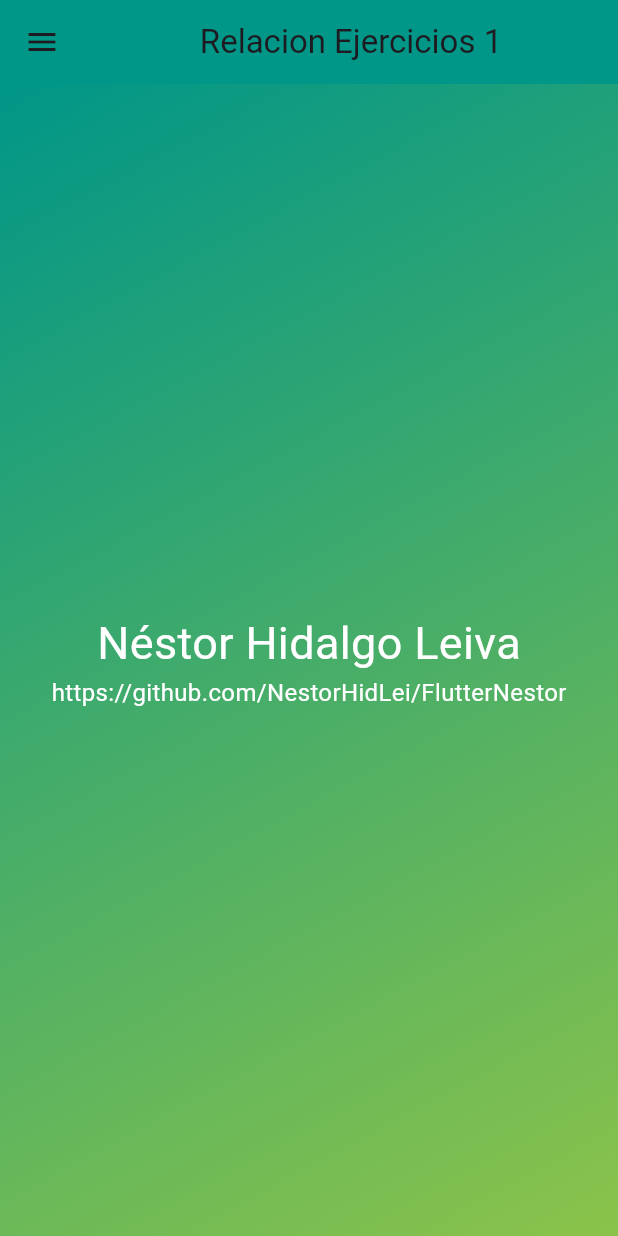
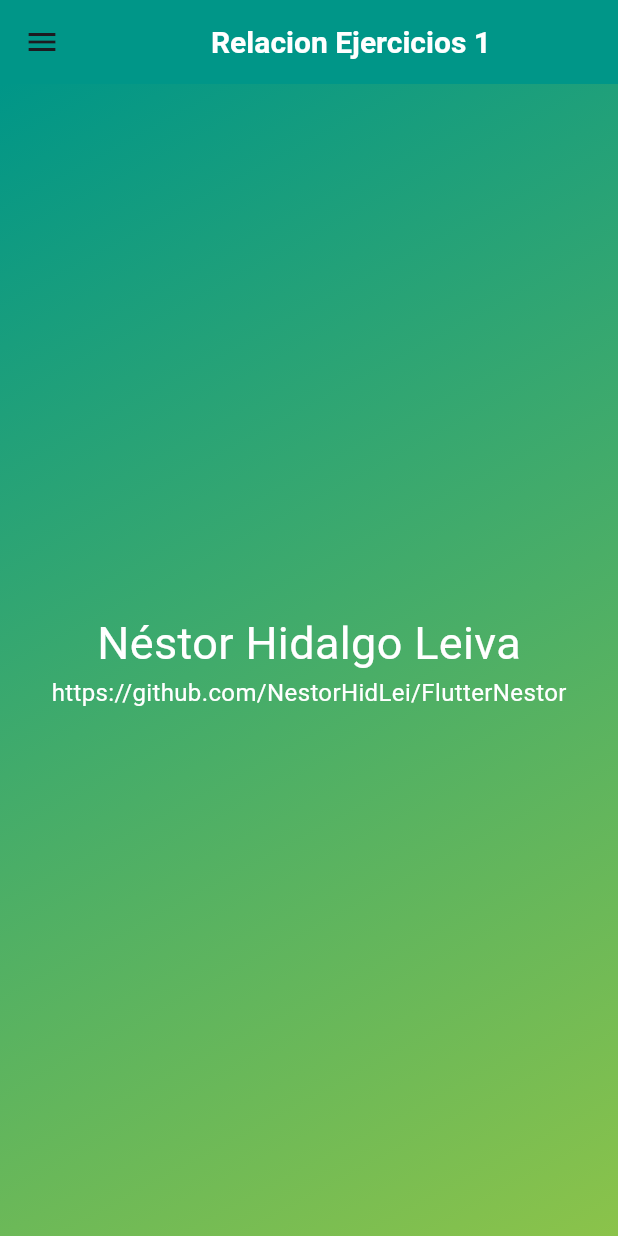
Before and after one commit to NestorHidLei/FlutterNestor, a Flutter app: the screen it shows after launch, in the side drawer, after a tap on "Enlace 1", on a phone screen of 412 x 824 dp. Run offline on Flutter 3.47's test engine with Material 3 defaults, Android fonts, the phone set to English and light mode, and no system bars; our stand-ins replace google_fonts; network calls fail; Roboto replaces fonts that are missing (Sigmar).

Commit message:
21/11/2024

```diff
--- a/Primera Relacion/lib/Screens/ContadorApp.dart
+++ b/Primera Relacion/lib/Screens/ContadorApp.dart
@@ -1,25 +1,21 @@
 import 'package:flutter/material.dart';
 import 'package:flutter_application_2/Screens/MenuLateral.dart';
-
-void main() {
-  runApp(const ContadorApp());
-}
 
 class ContadorApp extends StatelessWidget {
   const ContadorApp({super.key});
 
   @override
   Widget build(BuildContext context) {
-    return MaterialApp(
-      debugShowCheckedModeBanner: false,
-      title: 'Contador de Clicks',
-      theme: ThemeData(
-        primarySwatch: Colors.blue,
+    return Scaffold(
+      appBar: AppBar(
+        title: const Text('Contador de Clicks'),
       ),
-      home: const ContadorPage(),
+      drawer: const MenuLateral(),
+      body: const ContadorPage(), // Página del contador
     );
   }
 }
+
 
 class ContadorPage extends StatefulWidget {
   const ContadorPage({super.key});
--- a/Primera Relacion/lib/Screens/Enlace1.dart
+++ b/Primera Relacion/lib/Screens/Enlace1.dart
@@ -7,8 +7,7 @@ class Enlace1 extends StatelessWidget {
 
   @override
   Widget build(BuildContext context) {
-    return MaterialApp(
-      home: Scaffold(
+    return Scaffold(
         appBar: AppBar(
           backgroundColor: Colors.teal,
           title: const Center(child: Text("Relacion Ejercicios 1")),
@@ -47,7 +46,6 @@ class Enlace1 extends StatelessWidget {
             ),
           ),
         ),
-      ),
-    );
+      );
   }
 }
--- a/Primera Relacion/lib/Screens/Enlace2.dart
+++ b/Primera Relacion/lib/Screens/Enlace2.dart
@@ -6,8 +6,7 @@ class Enlace2 extends StatelessWidget {
 
   @override
   Widget build(BuildContext context) {
-    return MaterialApp(
-    home: Scaffold(
+    return Scaffold(
       appBar: AppBar(
           backgroundColor: Colors.teal,
           title: const Center(child: Text("Relacion Ejercicios 1")),
@@ -52,7 +51,6 @@ class Enlace2 extends StatelessWidget {
           ),
         ),
       ),
-    )
     );
   }
 }
--- a/Primera Relacion/lib/Screens/Enlace3.dart
+++ b/Primera Relacion/lib/Screens/Enlace3.dart
@@ -6,11 +6,10 @@ class Enlace3 extends StatelessWidget {
 
   @override
   Widget build(BuildContext context) {
-    return MaterialApp(
-    home: Scaffold(
+    return Scaffold(
       appBar: AppBar(
           backgroundColor: Colors.teal,
-          title: Center(child: Text("Relacion Ejercicios 1")),
+          title: const Center(child: Text("Relacion Ejercicios 1")),
         ),
       drawer: const MenuLateral(),
       body: Container(
@@ -52,7 +51,6 @@ class Enlace3 extends StatelessWidget {
           ),
         ),
       ),
-    ),
     );
   }
 }
--- a/Primera Relacion/lib/Screens/Enlace4.dart
+++ b/Primera Relacion/lib/Screens/Enlace4.dart
@@ -6,8 +6,7 @@ class Enlace4 extends StatelessWidget {
 
   @override
   Widget build(BuildContext context) {
-    return MaterialApp(
-    home: Scaffold(
+     return Scaffold(
       appBar: AppBar(
           backgroundColor: Colors.teal,
           title: const Center(child: Text("Relacion Ejercicios 1")),
@@ -66,7 +65,6 @@ class Enlace4 extends StatelessWidget {
           ),
         ),
       ),
-    )
     );
   }
 }
--- a/Primera Relacion/lib/Screens/Enlace5.dart
+++ b/Primera Relacion/lib/Screens/Enlace5.dart
@@ -6,8 +6,7 @@ class Enlace5 extends StatelessWidget {
 
   @override
   Widget build(BuildContext context) {
-    return MaterialApp(
-      home: Scaffold(
+     return Scaffold(
         appBar: AppBar(
           backgroundColor: Colors.teal,
           title: const Center(child: Text("Relacion Ejercicios 1")),
@@ -39,7 +38,6 @@ class Enlace5 extends StatelessWidget {
                 ),
               ),
             )
-          ),
-        );
+          );
   }
 }
--- a/Primera Relacion/lib/Screens/Enlace9.dart
+++ b/Primera Relacion/lib/Screens/Enlace9.dart
@@ -94,7 +94,7 @@ class _ClickGameState extends State<ClickGame> {
     timer?.cancel();
     setState(() {
       score += 1;
-      message = '¡Bien Hecho!'; // Mostrar mensaje cuando se hace clic
+      message = '¡Bien Hecho!';
     });
     generateRandomPosition();
     startTimer();
@@ -103,7 +103,7 @@ class _ClickGameState extends State<ClickGame> {
   void missedImage() {
     setState(() {
       score -= 2;
-      message = '¡Perdido!'; // Mostrar mensaje cuando no se hace clic
+      message = '¡Fallaste!';
     });
     generateRandomPosition();
     startTimer();
--- a/Primera Relacion/lib/Screens/filas_columnas.dart
+++ b/Primera Relacion/lib/Screens/filas_columnas.dart
@@ -6,13 +6,11 @@ class FilasColumnas extends StatelessWidget {
 
   @override
   Widget build(BuildContext context) {
-    return MaterialApp(
-      home: Scaffold(
+    return Scaffold(
       appBar: AppBar(
         title: const Text('Ejemplo de filas y columnas'),
       ),
       drawer: const MenuLateral(),
-
       body: const Padding(
         padding: EdgeInsets.all(20.0),
         child: Column(
@@ -66,7 +64,6 @@ class FilasColumnas extends StatelessWidget {
           ],
         ),
       ),
-      ),
     );
   }
 }
--- a/Primera Relacion/lib/Screens/screens.dart
+++ b/Primera Relacion/lib/Screens/screens.dart
@@ -1,9 +1,51 @@
-export 'ContadorApp.dart';
-export 'Enlace1.dart';
-export 'Enlace2.dart';
-export 'Enlace3.dart';
-export 'Enlace4.dart';
-export 'Enlace5.dart';
-export 'Enlace9.dart';
-export 'Piramide.dart';
-export 'filas_columnas.dart';
+import 'package:flutter/material.dart';
+import 'package:flutter_application_2/Screens/Enlace1.dart';
+import 'package:flutter_application_2/Screens/Enlace2.dart';
+import 'package:flutter_application_2/Screens/Enlace3.dart';
+import 'package:flutter_application_2/Screens/Enlace4.dart';
+import 'package:flutter_application_2/Screens/Enlace5.dart';
+import 'package:flutter_application_2/Screens/Enlace9.dart';
+import 'package:flutter_application_2/Screens/Piramide.dart';
+import 'package:flutter_application_2/Screens/filas_columnas.dart';
+import 'package:flutter_application_2/Screens/instagram.dart';
+import 'package:flutter_application_2/Screens/ContadorApp.dart';
+
+class AppRoutes {
+  static const String contadorApp = '/contadorApp';
+  static const String enlace1 = '/enlace1';
+  static const String enlace2 = '/enlace2';
+  static const String enlace3 = '/enlace3';
+  static const String enlace4 = '/enlace4';
+  static const String enlace5 = '/enlace5';
+  static const String enlace9 = '/enlace9';
+  static const String piramide = '/piramide';
+  static const String filasColumnas = '/filasColumnas';
+  static const String instagram = '/instagram';
+
+  static Route<dynamic> generateRoute(RouteSettings settings) {
+    switch (settings.name) {
+      case contadorApp:
+        return MaterialPageRoute(builder: (_) => const ContadorApp());
+      case enlace1:
+        return MaterialPageRoute(builder: (_) => const Enlace1());
+      case enlace2:
+        return MaterialPageRoute(builder: (_) => const Enlace2());
+      case enlace3:
+        return MaterialPageRoute(builder: (_) => const Enlace3());
+      case enlace4:
+        return MaterialPageRoute(builder: (_) => const Enlace4());
+      case enlace5:
+        return MaterialPageRoute(builder: (_) => const Enlace5());
+      case enlace9:
+        return MaterialPageRoute(builder: (_) => const Enlace9());
+      case piramide:
+        return MaterialPageRoute(builder: (_) =>  Piramide());
+      case filasColumnas:
+        return MaterialPageRoute(builder: (_) => const FilasColumnas());
+      case instagram:
+        return MaterialPageRoute(builder: (_) => const InstagramProfileClone());
+      default:
+        return MaterialPageRoute(builder: (_) => const ContadorApp());
+    }
+  }
+}
--- a/Primera Relacion/lib/main.dart
+++ b/Primera Relacion/lib/main.dart
@@ -1,6 +1,6 @@
 import 'package:flutter/material.dart';
+import 'package:flutter_application_2/Screens/screens.dart';
 import 'package:google_fonts/google_fonts.dart';
-import 'Screens/MenuLateral.dart';
 
 void main() {
   runApp(const MainApp());
@@ -12,35 +12,38 @@ class MainApp extends StatelessWidget {
   @override
   Widget build(BuildContext context) {
     return MaterialApp(
-      home: Scaffold(
-        appBar: AppBar(
-          backgroundColor: Colors.teal,
-          title: const Center(child: Text("Relacion Ejercicios 1")),
-        ),
-        drawer: const MenuLateral(),
-        body: Container(
-          // Utiliza un Container para el fondo
-          decoration: const BoxDecoration(
-            gradient: LinearGradient(
-              colors: [
-                Colors.teal,
-                Colors.lightGreen,
-              ],
-              begin: Alignment.topLeft,
-              end: Alignment.bottomRight,
-            ),
+      title: 'Flutter App',  // Asegúrate de tener un título adecuado
+      theme: ThemeData(
+        primaryColor: Colors.teal,
+        scaffoldBackgroundColor: Colors.teal[50],
+        textTheme: TextTheme(
+          headlineLarge: GoogleFonts.sigmar(
+            fontSize: 32,
+            fontWeight: FontWeight.bold,
+            color: Colors.teal[800],
           ),
-          child: Center(
-            child: Text(
-              'Relacion Ejercicios 1',
-              style: GoogleFonts.sigmar(
-                fontSize: 30,
-                color: Colors.white,
-              ),
-            ),
+          bodyLarge: GoogleFonts.roboto(
+            fontSize: 16,
+            color: Colors.black87,
+          ),
+          bodyMedium: GoogleFonts.roboto(
+            fontSize: 14,
+            color: Colors.black54,
           ),
         ),
+        appBarTheme: const AppBarTheme(
+          backgroundColor: Colors.teal,
+          titleTextStyle: TextStyle(
+            color: Colors.white,
+            fontSize: 20,
+            fontWeight: FontWeight.bold,
+          ),
+          centerTitle: true,
+        ),
       ),
+      initialRoute: AppRoutes.enlace1, // Asegúrate de que 'AppRoutes.enlace1' esté bien definido
+      onGenerateRoute: AppRoutes.generateRoute,  // Usa el generador de rutas que definimos
+      debugShowCheckedModeBanner: false,  // Opcional, para quitar la "debug banner"
     );
   }
 }
```
Also changed, not shown: Primera Relacion/lib/Screens/MenuLateral.dart (+10 -21 lines), Primera Relacion/lib/Screens/Piramide.dart (+7 -7 lines), Primera Relacion/lib/Screens/instagram.dart (+7 -3 lines). Lines whose indentation alone changed are shown as unchanged.
